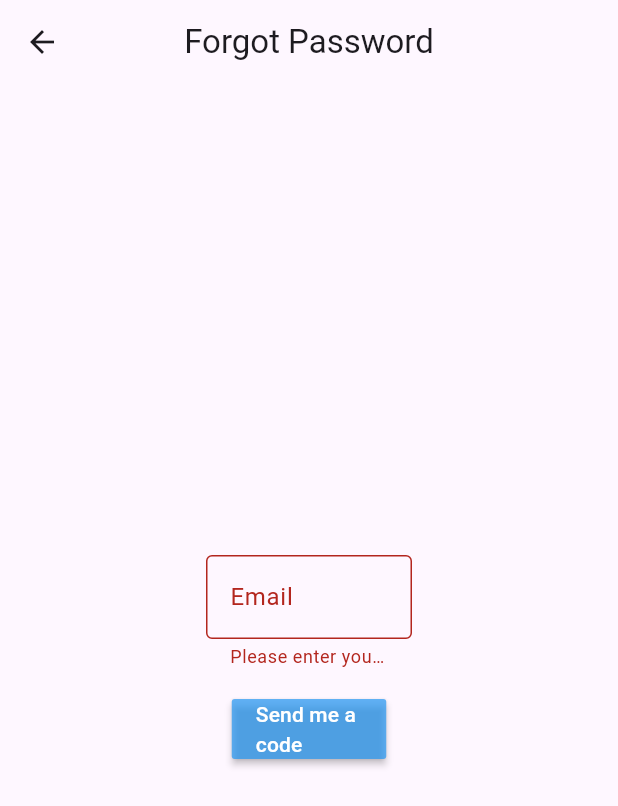
After one commit to GitGud31/exam-h3, a Flutter app: the ForgotPasswordScreen screen opened by its route, after a tap on "Send me a code", on a phone screen of 412 x 824 dp. The commit adds this screen. Shown: the top 806 px of the screen. Run offline on Flutter 3.47's test engine with Material 3 defaults, Android fonts, the phone set to English and light mode, and no system bars; our stand-ins replace auto_route, chopper, flutter_riverpod, gap, logger, url_strategy; missing offline and left inert: appflowy_board; generated files the repository leaves out were written again.

Commit message:
Implemented forgot password and reset password

```diff
--- a/front/examen_h3_todo/lib/api/swagger.swagger.dart
+++ b/front/examen_h3_todo/lib/api/swagger.swagger.dart
@@ -1,5 +1,4 @@
 // ignore_for_file: type=lint
-
 
 import 'swagger.models.swagger.dart';
 import 'package:chopper/chopper.dart';
--- a/front/examen_h3_todo/lib/crud/profile_crud.dart
+++ b/front/examen_h3_todo/lib/crud/profile_crud.dart
@@ -187,4 +187,51 @@ class ProfileCrudNotifier extends AsyncNotifier<void> {
       }
     });
   }
+
+  Future<bool> forgotPassword(String email) async {
+    state = const AsyncLoading();
+
+    bool result = false;
+    state = await AsyncValue.guard<void>(() async {
+      final response =
+          await ref.read(swaggerP).profilesForgetPwdGet(email: email);
+
+      if (response.statusCode == 200) {
+        result = true;
+      } else {
+        state = AsyncValue.error(
+          "Code (${response.statusCode}), Forgot pasword: ${response.error as String}",
+          StackTrace.current,
+        );
+      }
+    });
+
+    return result;
+  }
+
+  Future<bool> resetPassword(String email, String code, String password) async {
+    state = const AsyncLoading();
+
+    bool result = false;
+    state = await AsyncValue.guard<void>(() async {
+      final response = await ref.read(swaggerP).profilesResetPwdPost(
+            body: ProfileForgetPwdDto(
+              code: code,
+              email: email,
+              newPwd: password,
+            ),
+          );
+
+      if (response.statusCode == 200) {
+        result = true;
+      } else {
+        state = AsyncValue.error(
+          "Code (${response.statusCode}), Reset pasword: ${response.error as String}",
+          StackTrace.current,
+        );
+      }
+    });
+
+    return result;
+  }
 }
--- a/front/examen_h3_todo/lib/routing/routes.dart
+++ b/front/examen_h3_todo/lib/routing/routes.dart
@@ -9,4 +9,6 @@ class Routes {
   static const String loadData = "/load-data";
 
   static const String selectProject = "/select-project";
+
+  static const String forgotPassword = "/forgot-password";
 }
--- /dev/null
+++ b/front/examen_h3_todo/lib/screens/forgot_password_screen.dart
@@ -0,0 +1,249 @@
+// ignore_for_file: use_build_context_synchronously
+
+import 'package:auto_route/auto_route.dart';
+import 'package:examen_h3_todo/consts/colors.dart';
+import 'package:examen_h3_todo/controllers/profile_controller.dart';
+import 'package:examen_h3_todo/routing/router.dart';
+import 'package:examen_h3_todo/routing/routes.dart';
+import 'package:examen_h3_todo/utils/snackbar_utils.dart';
+import 'package:flutter/material.dart';
+import 'package:flutter_riverpod/flutter_riverpod.dart';
+import 'package:gap/gap.dart';
+
+final _isResetP = StateProvider<bool>((_) => false);
+
+@RoutePage()
+class ForgotPasswordScreen extends ConsumerStatefulWidget {
+  const ForgotPasswordScreen({super.key});
+
+  @override
+  ConsumerState<ConsumerStatefulWidget> createState() =>
+      _ForgotPasswordScreenState();
+}
+
+class _ForgotPasswordScreenState extends ConsumerState<ForgotPasswordScreen> {
+  @override
+  Widget build(BuildContext context) {
+    return Scaffold(
+      appBar: AppBar(
+        title: const Text("Forgot Password"),
+        centerTitle: true,
+      ),
+      body: ref.watch(_isResetP)
+          ? const _ResetPasswordBuilder()
+          : const _ForgotPasswordBuilder(),
+    );
+  }
+}
+
+class _ForgotPasswordBuilder extends ConsumerStatefulWidget {
+  const _ForgotPasswordBuilder();
+
+  @override
+  ConsumerState<_ForgotPasswordBuilder> createState() =>
+      _ForgotPasswordBuilderState();
+}
+
+class _ForgotPasswordBuilderState
+    extends ConsumerState<_ForgotPasswordBuilder> {
+  final _formKey = GlobalKey<FormState>();
+  final _emailController = TextEditingController();
+
+  @override
+  void dispose() {
+    _emailController.clear();
+
+    super.dispose();
+  }
+
+  @override
+  Widget build(BuildContext context) {
+    return Container(
+      alignment: Alignment.center,
+      padding: const EdgeInsets.all(16.0),
+      child: Form(
+        key: _formKey,
+        child: Column(
+          crossAxisAlignment: CrossAxisAlignment.center,
+          mainAxisAlignment: MainAxisAlignment.center,
+          children: [
+            //email
+            SizedBox(
+              width: MediaQuery.sizeOf(context).width / 3,
+              child: TextFormField(
+                controller: _emailController,
+                decoration: const InputDecoration(
+                  labelText: 'Email',
+                  border: OutlineInputBorder(),
+                ),
+                validator: (value) {
+                  if (value == null || value.isEmpty) {
+                    return 'Please enter your email';
+                  }
+                  return null;
+                },
+              ),
+            ),
+
+            const Gap(16),
+
+            // submit
+            SizedBox(
+              width: MediaQuery.sizeOf(context).width / 4,
+              child: MaterialButton(
+                color: lightBlue,
+                child: const Text("Send me a code",
+                    style: TextStyle(color: white)),
+                onPressed: () async {
+                  if (_formKey.currentState!.validate()) {
+                    final result = await ref
+                        .read(asyncProfileCrudP.notifier)
+                        .forgotPassword(
+                            _emailController.text.toLowerCase().trim());
+
+                    if (result) {
+                      Bar.success(ref, context,
+                          "RESET PASSWORD CODE sent, please check your email");
+
+                      ref.read(_isResetP.notifier).state = true;
+                    } else {
+                      Bar.error(ref, context, "Error sending code");
+                    }
+                  }
+                },
+              ),
+            ),
+          ],
+        ),
+      ),
+    );
+  }
+}
+
+class _ResetPasswordBuilder extends ConsumerStatefulWidget {
+  const _ResetPasswordBuilder();
+
+  @override
+  ConsumerState<_ResetPasswordBuilder> createState() =>
+      _ResetPasswordBuilderState();
+}
+
+class _ResetPasswordBuilderState extends ConsumerState<_ResetPasswordBuilder> {
+  final _formKey = GlobalKey<FormState>();
+  final _emailController = TextEditingController();
+  final _codeController = TextEditingController();
+  final _newPasswordController = TextEditingController();
+
+  @override
+  void dispose() {
+    _emailController.clear();
+    _codeController.clear();
+    _newPasswordController.clear();
+
+    super.dispose();
+  }
+
+  @override
+  Widget build(BuildContext context) {
+    return Container(
+      alignment: Alignment.center,
+      padding: const EdgeInsets.all(16.0),
+      child: Form(
+        key: _formKey,
+        child: Column(
+          crossAxisAlignment: CrossAxisAlignment.center,
+          mainAxisAlignment: MainAxisAlignment.center,
+          children: [
+            //email
+            SizedBox(
+              width: MediaQuery.sizeOf(context).width / 3,
+              child: TextFormField(
+                controller: _emailController,
+                decoration: const InputDecoration(
+                  labelText: 'Email',
+                  border: OutlineInputBorder(),
+                ),
+                validator: (value) {
+                  if (value == null || value.isEmpty) {
+                    return 'Please enter your email';
+                  }
+                  return null;
+                },
+              ),
+            ),
+
+            const Gap(16),
+
+            //code
+            SizedBox(
+              width: MediaQuery.sizeOf(context).width / 3,
+              child: TextFormField(
+                controller: _codeController,
+                decoration: const InputDecoration(
+                  labelText: 'Code',
+                  border: OutlineInputBorder(),
+                ),
+                validator: (value) {
+                  if (value == null || value.isEmpty) {
+                    return 'Please enter the reset code';
+                  }
+                  return null;
+                },
+              ),
+            ),
+
+            const Gap(16),
+
+            //new password
+            SizedBox(
+              width: MediaQuery.sizeOf(context).width / 3,
+              child: TextFormField(
+                controller: _newPasswordController,
+                obscureText: true,
+                decoration: const InputDecoration(
+                  labelText: 'New Password',
+                  border: OutlineInputBorder(),
+                ),
+                validator: (value) {
+                  if (value == null || value.isEmpty) {
+                    return 'Please enter a New Password';
+                  }
+                  return null;
+                },
+              ),
+            ),
+
+            const Gap(16),
+
+            // submit
+            SizedBox(
+              width: MediaQuery.sizeOf(context).width / 4,
+              child: MaterialButton(
+                color: lightBlue,
+                child: const Text("Submit", style: TextStyle(color: white)),
+                onPressed: () async {
+                  if (_formKey.currentState!.validate()) {
+                    final result = await ref
+                        .read(asyncProfileCrudP.notifier)
+                        .resetPassword(
+                          _emailController.text.toLowerCase().trim(),
+                          _codeController.text.toLowerCase().trim(),
+                          _newPasswordController.text.toLowerCase().trim(),
+                        );
+
+                    ref.read(routerP).replaceNamed(Routes.login);
+
+                    if (result) {
+                      Bar.success(ref, context,
+                          "RESET PASSWORD CODE sent, please check your email");
+                    }
+                  }
+                },
+              ),
+            ),
+          ],
+        ),
+      ),
+    );
+  }
+}
```
Also changed, not shown: front/examen_h3_todo/lib/routing/router.dart (+7 -0 lines), front/examen_h3_todo/lib/screens/login_screen.dart (+13 -0 lines), front/examen_h3_todo/lib/routing/router.gr.dart.
